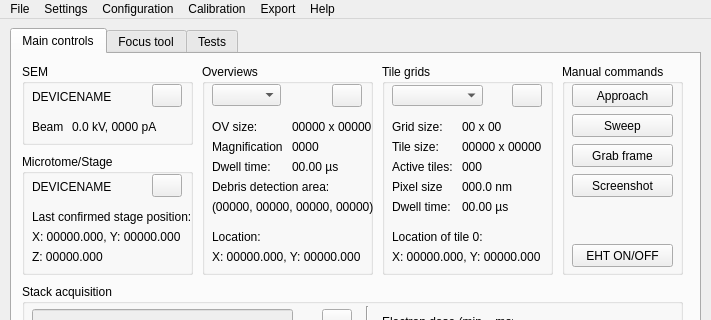
Qt form gui/main_window.ui (SBEMimage/SBEMimage) before a commit; both pictures show x 0 to 711 and y 0 to 320 of the 711 by 950 pixel window.
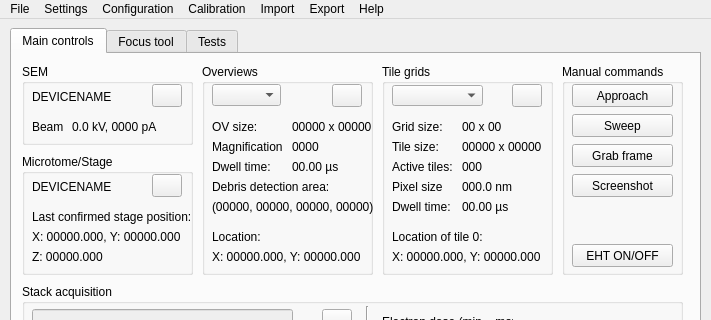
The same form after that commit.

Commit message: Integrate new MagC dialog

Patch:
```diff
--- a/gui/main_window.ui
+++ b/gui/main_window.ui
@@ -2026,10 +2026,17 @@
     <addaction name="actionMagnificationCalibration"/>
     <addaction name="actionStageCalibration"/>
    </widget>
+   <widget class="QMenu" name="menuImport">
+    <property name="title">
+     <string>Import</string>
+    </property>
+    <addaction name="actionImportMagCMetadata"/>
+   </widget>
    <addaction name="menuFile"/>
    <addaction name="menuSettings"/>
    <addaction name="menuConfiguration"/>
    <addaction name="menuCalibration"/>
+   <addaction name="menuImport"/>
    <addaction name="menuExport"/>
    <addaction name="menuHelp"/>
   </widget>
```
Left out of the diff: 5 changed lines with no effect on the pictures. The commit also changes 2 other files.
